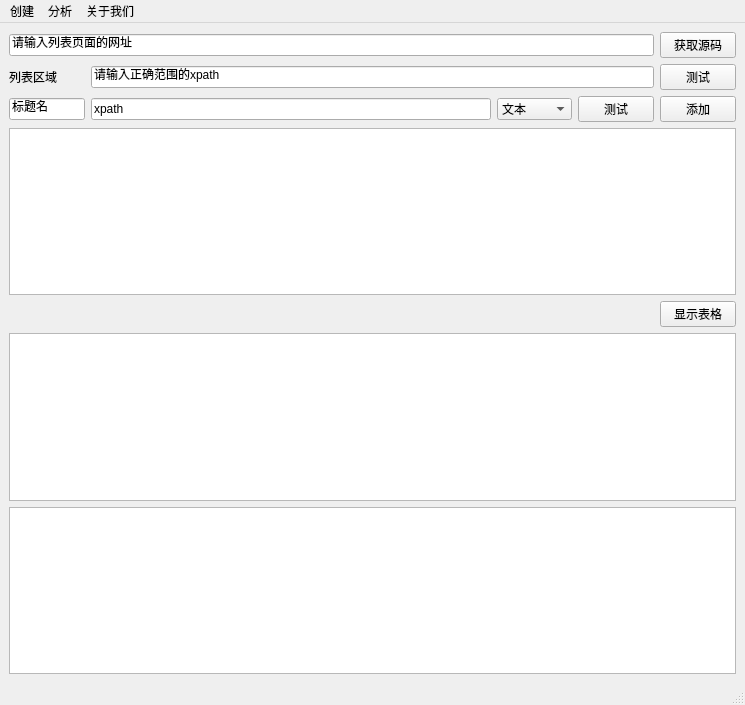
First picture: the form in code/Windows.ui, repository 514840279/crawler, before the edit.
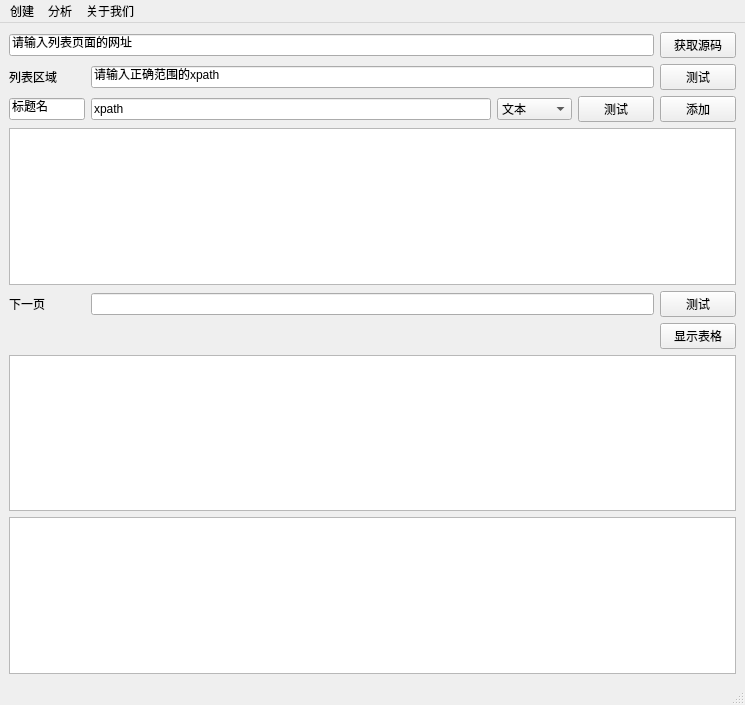
Second picture: the form after the edit. Icons and pictures are not drawn.

Commit message: 软件启动图注释，添加下一页配置UI

Diff of the .ui file:
```diff
--- a/code/Windows.ui
+++ b/code/Windows.ui
@@ -24,6 +24,25 @@
    <layout class="QGridLayout" name="gridLayout_2">
     <item row="0" column="0">
      <layout class="QGridLayout" name="gridLayout">
+      <item row="5" column="0">
+       <widget class="QLabel" name="label_2">
+        <property name="minimumSize">
+         <size>
+          <width>60</width>
+          <height>0</height>
+         </size>
+        </property>
+        <property name="maximumSize">
+         <size>
+          <width>80</width>
+          <height>16777215</height>
+         </size>
+        </property>
+        <property name="text">
+         <string>下一页</string>
+        </property>
+       </widget>
+      </item>
       <item row="2" column="0">
        <widget class="QLineEdit" name="lineEdit_2">
         <property name="minimumSize">
@@ -226,28 +245,50 @@
         </property>
        </widget>
       </item>
-      <item row="4" column="4">
-       <widget class="QPushButton" name="saveConf">
-        <property name="minimumSize">
-         <size>
-          <width>60</width>
-          <height>0</height>
-         </size>
-        </property>
-        <property name="maximumSize">
-         <size>
-          <width>80</width>
-          <height>16777215</height>
-         </size>
-        </property>
-        <property name="text">
-         <string>显示表格</string>
-        </property>
-       </widget>
+      <item row="5" column="1" colspan="3">
+       <widget class="QLineEdit" name="lineEdit_4"/>
       </item>
       <item row="3" column="0" colspan="5">
        <widget class="QTableWidget" name="tableWidget"/>
       </item>
+      <item row="7" column="4">
+       <widget class="QPushButton" name="saveConf">
+        <property name="minimumSize">
+         <size>
+          <width>60</width>
+          <height>0</height>
+         </size>
+        </property>
+        <property name="maximumSize">
+         <size>
+          <width>80</width>
+          <height>16777215</height>
+         </size>
+        </property>
+        <property name="text">
+         <string>显示表格</string>
+        </property>
+       </widget>
+      </item>
+      <item row="5" column="4">
+       <widget class="QPushButton" name="pushButton_4">
+        <property name="minimumSize">
+         <size>
+          <width>60</width>
+          <height>0</height>
+         </size>
+        </property>
+        <property name="maximumSize">
+         <size>
+          <width>80</width>
+          <height>16777215</height>
+         </size>
+        </property>
+        <property name="text">
+         <string>测试</string>
+        </property>
+       </widget>
+      </item>
      </layout>
     </item>
     <item row="1" column="0">
```
The commit also changes 2 other files.
